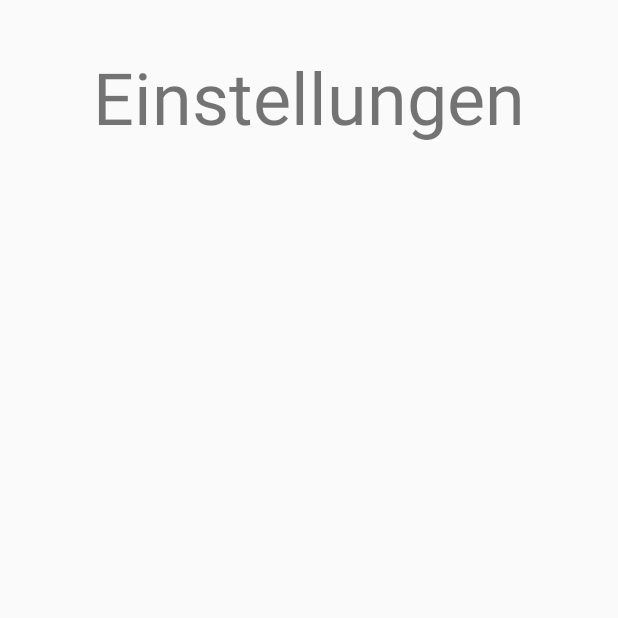
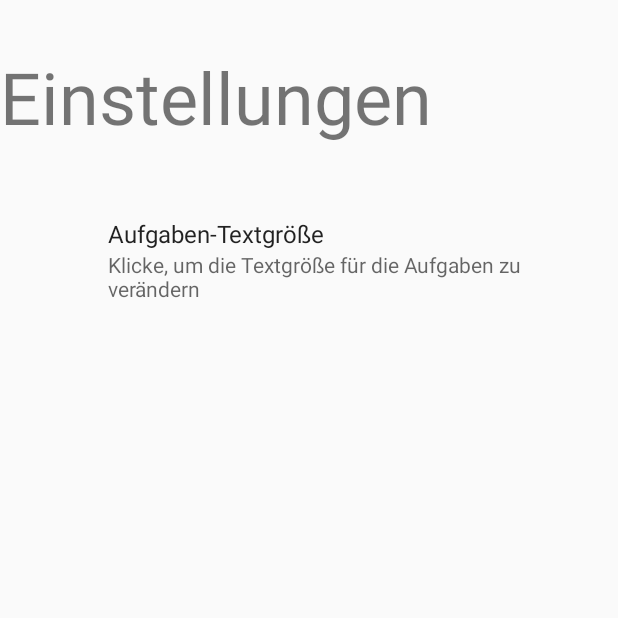
Before and after one commit to ThoMaster300/Cheers, an Android app: the SettingsActivity screen opened directly, with no data from a screen before it, on a phone screen of 412 x 824 dp, the top half of it. Run offline under Robolectric (Android 15) with nearby library versions, the phone set to English and light mode, and no system bars; our stand-ins replace androidx.preference.

Commit message:
Shared Preferences
Shared Preferences Question Size

```diff
--- a/app/build.gradle
+++ b/app/build.gradle
@@ -27,5 +27,6 @@ dependencies {
     compile 'com.android.support:appcompat-v7:26.+'
     compile 'com.android.support:recyclerview-v7:26.+'
     compile 'com.android.support.constraint:constraint-layout:1.0.2'
+    compile 'com.android.support:preference-v7:26.+'
     testCompile 'junit:junit:4.12'
 }
--- a/app/src/main/AndroidManifest.xml
+++ b/app/src/main/AndroidManifest.xml
@@ -13,7 +13,8 @@
 
         <activity
             android:name=".MainActivity"
-            android:screenOrientation="portrait">
+            android:screenOrientation="portrait"
+            android:launchMode="singleTop">
             <intent-filter>
                 <action android:name="android.intent.action.MAIN" />
 
--- a/app/src/main/java/at/technikum_wien/cheers/QuestionActivity.java
+++ b/app/src/main/java/at/technikum_wien/cheers/QuestionActivity.java
@@ -1,13 +1,16 @@
 package at.technikum_wien.cheers;
 
 import android.content.Intent;
+import android.content.SharedPreferences;
 import android.support.v7.app.AppCompatActivity;
 import android.os.Bundle;
+import android.support.v7.preference.PreferenceManager;
 import android.view.View;
 import android.view.Window;
 import android.view.WindowManager;
 import android.widget.LinearLayout;
 import android.widget.TextView;
+import android.widget.Toast;
 
 import java.util.Random;
 
@@ -45,6 +48,18 @@ public class QuestionActivity extends AppCompatActivity implements View.OnClickL
         layout.setOnClickListener(this);
 
         randomGenerator = new Random();
+
+
+        //Shared Preferences
+        SharedPreferences sharedPreferences = PreferenceManager.getDefaultSharedPreferences(this);
+        String questionSize = sharedPreferences.getString("text_size_question","32");
+
+        try {
+            tvQuestions.setTextSize(Integer.valueOf(questionSize));
+        }catch(Exception ex){
+            //wenn keine Zahlen sondern zB Buchstaben eingegeben werden, wird default wert genommen
+        }
+
     }
 
     //Get Questions (from firebase) and fill questionPool
--- a/app/src/main/java/at/technikum_wien/cheers/SettingsActivity.java
+++ b/app/src/main/java/at/technikum_wien/cheers/SettingsActivity.java
@@ -1,5 +1,6 @@
 package at.technikum_wien.cheers;
 
+import android.support.v7.app.ActionBar;
 import android.support.v7.app.AppCompatActivity;
 import android.os.Bundle;
 import android.view.Window;
@@ -15,5 +16,28 @@ public class SettingsActivity extends AppCompatActivity {
         //Remove notification bar
         getWindow().setFlags(WindowManager.LayoutParams.FLAG_FULLSCREEN, WindowManager.LayoutParams.FLAG_FULLSCREEN);*/
         setContentView(R.layout.activity_settings);
+
+
+
+        /*ActionBar actionBar = this.getSupportActionBar();
+        // Set the action bar back button to look like an up button
+        if (actionBar != null) {
+            actionBar.setDisplayHomeAsUpEnabled(true);
+        }*/
+
+
+
+
     }
+
+    /*
+    @Override
+    public boolean onOptionsItemSelected(MenuItem item) {
+        int id = item.getItemId();
+        // When the home button is pressed, take the user back to the MainActivity
+        if (id == android.R.id.home) {
+            NavUtils.navigateUpFromSameTask(this);
+        }
+        return super.onOptionsItemSelected(item);
+    }*/
 }
--- /dev/null
+++ b/app/src/main/java/at/technikum_wien/cheers/SettingsFragment.java
@@ -0,0 +1,17 @@
+package at.technikum_wien.cheers;
+
+import android.os.Bundle;
+import android.support.v7.preference.PreferenceFragmentCompat;
+
+/**
+ * Created by Nadja on 08.01.18.
+ */
+
+public class SettingsFragment extends PreferenceFragmentCompat {
+
+    @Override
+    public void onCreatePreferences(Bundle savedInstanceState, String rootKey) {
+        addPreferencesFromResource(R.xml.pref_cheers);
+
+    }
+}
--- a/app/src/main/res/layout/activity_settings.xml
+++ b/app/src/main/res/layout/activity_settings.xml
@@ -1,13 +1,12 @@
 <?xml version="1.0" encoding="utf-8"?>
+
 <LinearLayout xmlns:android="http://schemas.android.com/apk/res/android"
-    xmlns:app="http://schemas.android.com/apk/res-auto"
-    xmlns:tools="http://schemas.android.com/tools"
-    android:layout_width="match_parent"
     android:layout_height="match_parent"
-    tools:context="at.technikum_wien.cheers.SettingsActivity">
+     android:layout_width="match_parent"
+    android:orientation="vertical">
 
     <TextView
-        android:layout_width="match_parent"
+        android:layout_width="wrap_content"
         android:layout_height="wrap_content"
         android:text="@string/settingsHeadline"
         android:textSize="48dp"
@@ -15,4 +14,11 @@
         android:layout_marginBottom="32dp"
         android:textAlignment="center"/>
 
+    <fragment
+        android:name="at.technikum_wien.cheers.SettingsFragment"
+        android:id="@+id/activity_settings"
+        android:layout_height="wrap_content"
+        xmlns:android="http://schemas.android.com/apk/res/android"
+        android:layout_width="match_parent"/>
+
 </LinearLayout>
--- a/app/src/main/res/values/strings.xml
+++ b/app/src/main/res/values/strings.xml
@@ -19,4 +19,9 @@
     <string name="endScreenMessage">Bravo! Ihr habt Cheers erfolgreich beendet. Wenn Ihr noch immer nicht genug vom Alkohol habt, dann drückt Restart!</string>
     <string name="endScreenButtonHome">HOME</string>
     <string name="endScreenButtonRestart">RESTART</string>
+
+
+
+    <string name="settings_title_textsize_question">Aufgaben-Textgröße</string>
+    <string name="settings_summary_textsize_question">Klicke, um die Textgröße für die Aufgaben zu verändern</string>
 </resources>
--- a/app/src/main/res/values/styles.xml
+++ b/app/src/main/res/values/styles.xml
@@ -8,6 +8,7 @@
         <item name="colorPrimary">@color/colorPrimary</item>
         <item name="colorPrimaryDark">@color/colorPrimaryDark</item>
         <item name="colorAccent">@color/colorAccent</item>
+        <item name="preferenceTheme">@style/PreferenceThemeOverlay</item>
     </style>
 
 
@@ -19,6 +20,7 @@
         <item name="android:windowActionBar">false</item>
         <item name="android:windowNoTitle">true</item>
         <item name="android:windowFullscreen">true</item>
+        <item name="preferenceTheme">@style/PreferenceThemeOverlay</item>
     </style>
 
 
--- /dev/null
+++ b/app/src/main/res/xml/pref_cheers.xml
@@ -0,0 +1,12 @@
+<?xml version="1.0" encoding="utf-8"?>
+
+
+<PreferenceScreen xmlns:android="http://schemas.android.com/apk/res/android">
+
+        <EditTextPreference
+            android:defaultValue="32"
+            android:key="text_size_question"
+            android:summary="@string/settings_summary_textsize_question"
+            android:title="@string/settings_title_textsize_question" />
+
+</PreferenceScreen>
```
